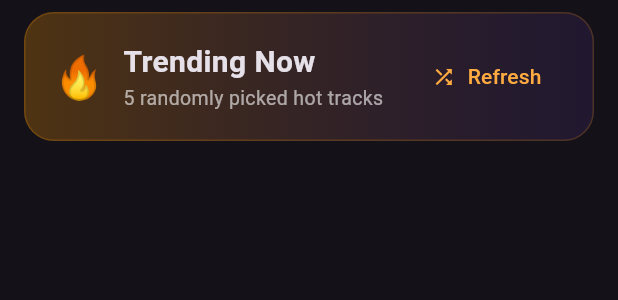
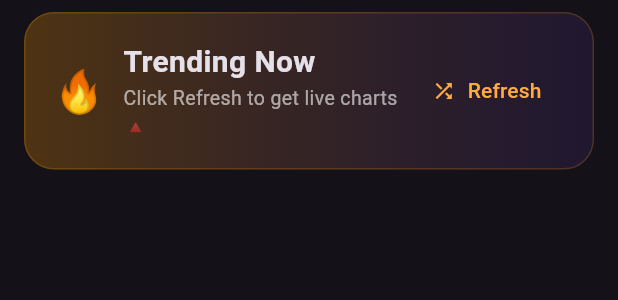
Before and after one commit to vaibhavvkumarr/bb_mindhz, a Flutter app: the TrendingTab widget shown alone on an empty page, opened directly with empty values, on a phone screen of 412 x 824 dp. Shown: the top 300 px of the screen. Run offline on Flutter 3.47's test engine with Material 3 defaults, Android fonts, the phone set to English and light mode, and no system bars; our stand-ins replace just_audio; network calls fail.

Commit message:
sixth commit

```diff
--- a/lib/main.dart
+++ b/lib/main.dart
@@ -667,7 +667,7 @@ class _TrendingTabState extends State<TrendingTab> {
                       ),
                     ),
                     Text(
-                      "5 randomly picked hot tracks",
+                      "Click Refresh to get live charts 🔺 ",
                       style: TextStyle(
                         color: Colors.white60,
                         fontSize: 13,
```
